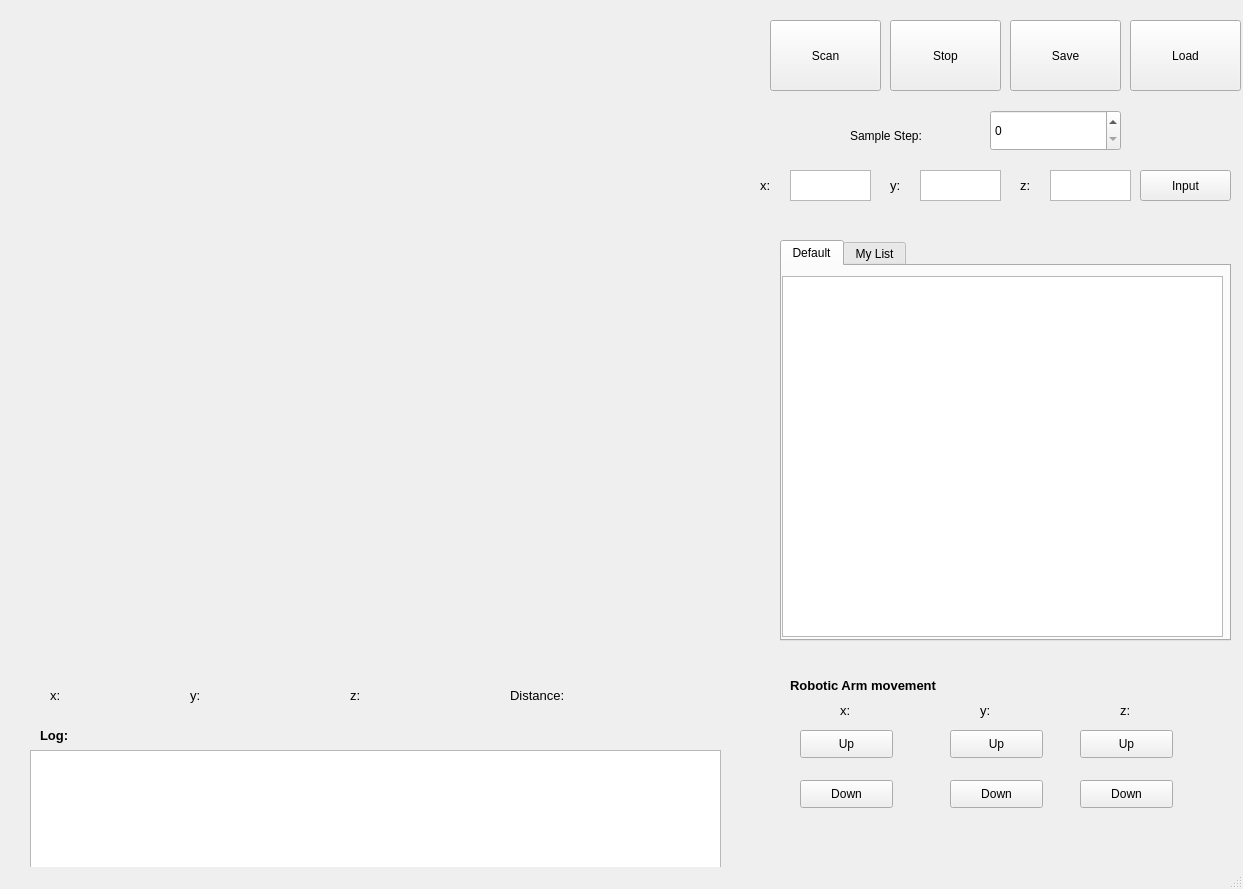
Before: the Qt Designer form ScanningSystem_ver_1.0.ui in MDU-C2/MicroTomography, drawn with Qt 5.
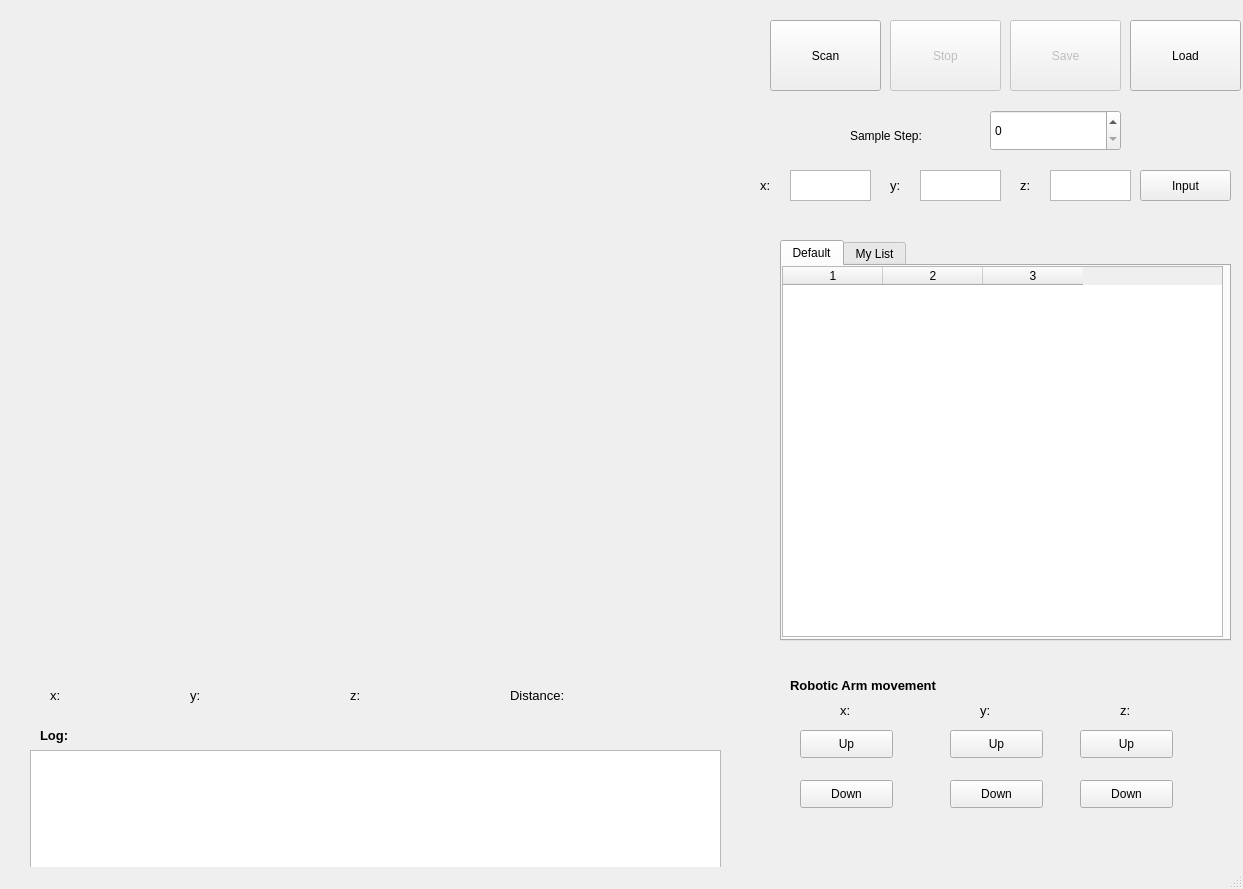
After: the same form once the commit is applied. The open tabs and pages were chosen to show the change.

The edit to the form file:
```diff
--- a/ScanningSystem_ver_1.0.ui
+++ b/ScanningSystem_ver_1.0.ui
@@ -2,6 +2,9 @@
 <ui version="4.0">
  <class>MainWindow</class>
  <widget class="QMainWindow" name="MainWindow">
+  <property name="enabled">
+   <bool>true</bool>
+  </property>
   <property name="geometry">
    <rect>
     <x>0</x>
@@ -142,7 +145,10 @@
      <string>Scan</string>
     </property>
    </widget>
-   <widget class="QPushButton" name="btnSave">
+   <widget class="QPushButton" name="btn_Save">
+    <property name="enabled">
+     <bool>false</bool>
+    </property>
     <property name="geometry">
      <rect>
       <x>1010</x>
@@ -255,7 +261,10 @@
      <string>Input</string>
     </property>
    </widget>
-   <widget class="QPushButton" name="btnStop">
+   <widget class="QPushButton" name="btn_Stop">
+    <property name="enabled">
+     <bool>false</bool>
+    </property>
     <property name="geometry">
      <rect>
       <x>890</x>
@@ -284,15 +293,21 @@
      <attribute name="title">
       <string>Default</string>
      </attribute>
-     <widget class="QTableView" name="tbv_default">
+     <widget class="QTableWidget" name="tbw_default">
       <property name="geometry">
        <rect>
         <x>0</x>
-        <y>10</y>
+        <y>0</y>
         <width>441</width>
-        <height>361</height>
+        <height>371</height>
        </rect>
       </property>
+      <property name="columnCount">
+       <number>3</number>
+      </property>
+      <column/>
+      <column/>
+      <column/>
      </widget>
     </widget>
     <widget class="QWidget" name="tab_2">
```
Left out of the diff: 14 changed lines with no effect on the pictures.
